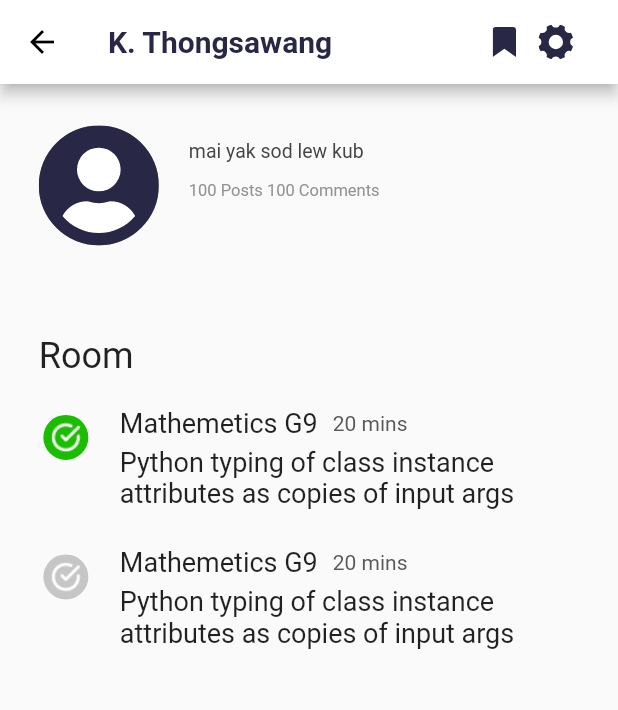
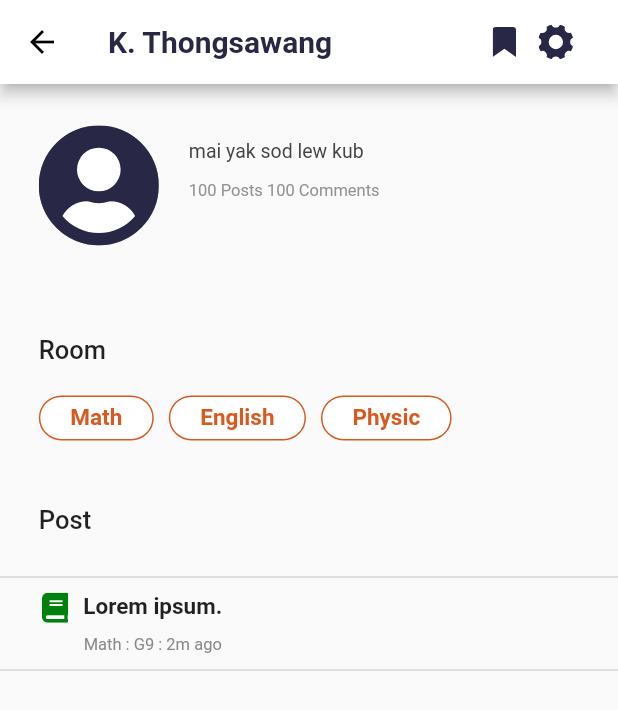
Before and after one commit to tirathawat/HOMEWORK_MOBILE_APPLICATION, a Flutter app: the ProfilePage screen opened directly, on a phone screen of 412 x 824 dp. Shown: the top 710 px of the screen. Run offline on Flutter 3.47's test engine with Material 2 defaults, Android fonts, the phone set to English and light mode, and no system bars; our stand-ins replace flutter_svg, get, timeago; network calls fail; Roboto replaces fonts that are missing (SF Pro); statements that could not run were skipped.

Commit message:
profile page complete

```diff
--- a/lib/src/pages/profile/profile_page.dart
+++ b/lib/src/pages/profile/profile_page.dart
@@ -4,13 +4,20 @@ import 'package:home_mobile_application/src/config/size.dart';
 import 'package:home_mobile_application/src/constants/asset.dart';
 
 class ProfilePage extends StatelessWidget {
+  final List<String> rooms = [
+    "Math",
+    "English",
+    "Physic",
+  ];
   @override
   Widget build(BuildContext context) {
     return Scaffold(
       appBar: _buildAppBar(),
       body: SingleChildScrollView(
         child: SafeArea(
-          child: Container(
+          child: Column(
+            children: [
+              Container(
                 padding: EdgeInsets.symmetric(
                   horizontal: getScreenWidth(26),
                   vertical: getScreenHeight(30),
@@ -28,82 +35,91 @@ class ProfilePage extends StatelessWidget {
                     Text(
                       "Room",
                       style: TextStyle(
-
-                    fontSize: 24,
-
+                        fontFamily: "SF Pro",
+                        fontSize: 17,
+                        fontWeight: FontWeight.w500,
                       ),
                     ),
                     SizedBox(
                       height: 20,
                     ),
-                _buildAnswer(true),
-                _buildAnswer(false),
+                    Wrap(
+                      children: List.generate(
+                        rooms.length,
+                        (index) => _buildTag(
+                          rooms[index],
+                        ),
+                      ),
+                    ),
+                    SizedBox(
+                      height: 43,
+                    ),
+                    Text(
+                      "Post",
+                      style: TextStyle(
+                        fontFamily: "SF Pro",
+                        fontSize: 17,
+                        fontWeight: FontWeight.w500,
+                      ),
+                    ),
                   ],
                 ),
+              ),
+              _buildPostItem(true),
+            ],
           ),
         ),
       ),
     );
   }
 
-  _buildAnswer(bool ischeck) {
+  Container _buildPostItem(bool isCorrect) {
     return Container(
-      margin: EdgeInsets.only(
-        bottom: 25,
+      decoration: BoxDecoration(
+        border: Border(
+          top: BorderSide(
+            color: Color(0x929292).withOpacity(.35),
+          ),
+          bottom: BorderSide(
+            color: Color(0x929292).withOpacity(.35),
+          ),
+        ),
+      ),
+      padding: EdgeInsets.symmetric(
+        vertical: 10,
+        horizontal: 28,
       ),
       child: Row(
         crossAxisAlignment: CrossAxisAlignment.start,
+        mainAxisAlignment: MainAxisAlignment.start,
         children: [
-          Expanded(
-            flex: 15,
-            child: Container(
-              margin: EdgeInsets.only(
-                top: 5,
-                right: 18,
-              ),
-              padding: EdgeInsets.all(5),
-              height: 30,
-              width: 30,
-              decoration: BoxDecoration(
-                color: ischeck ? Color(0xFF1ABD00) : Color(0xFFC6C6C6),
-                shape: BoxShape.circle,
-              ),
-              child: Image.asset(
-                Asset.CHECK_CIRCLE_ICON,
-              ),
-            ),
-          ),
-          Expanded(
-            flex: 85,
-            child: Column(
-              children: [
-                Row(
-                  children: [
-                    Text(
-                      "Mathemetics G9",
-                      style: TextStyle(
-                        fontSize: 18,
-                      ),
+          SvgPicture.asset(
+            Asset.BOOK_ICON,
+            color: isCorrect ? Color(0xFF00800D) : Color(0xFF8A8A8A),
           ),
           SizedBox(
             width: 10,
           ),
+          Flexible(
+            child: Column(
+              children: [
                 Text(
-                      "20 mins",
+                  "Lorem ipsum.",
                   style: TextStyle(
-                        fontSize: 14,
-                        color: Color(0xFF585858),
+                    fontFamily: "SF Pro",
+                    fontSize: 15,
+                    fontWeight: FontWeight.w600,
                   ),
                 ),
-                  ],
-                ),
                 SizedBox(
-                  height: 5,
+                  height: 10,
                 ),
                 Text(
-                  "Python typing of class instance attributes as copies of input args",
+                  "Math : G9 : 2m ago",
                   style: TextStyle(
-                    fontSize: 18,
+                    fontFamily: "SF Pro",
+                    fontSize: 11,
+                    color: Color(0xFF8A8A8A),
                   ),
                 ),
               ],
@@ -116,19 +132,29 @@ class ProfilePage extends StatelessWidget {
 
   Container _buildTag(String text) {
     return Container(
+      margin: EdgeInsets.only(
+        right: 10,
+      ),
       padding: EdgeInsets.symmetric(
-        horizontal: 18,
-        vertical: 8,
+        horizontal: 20,
+        vertical: 5,
       ),
       decoration: BoxDecoration(
-        color: Color(0xFF0073BB),
-        borderRadius: BorderRadius.circular(10),
+        color: Colors.white,
+        borderRadius: BorderRadius.circular(
+          15,
+        ),
+        border: Border.all(
+          color: Color(0xFFD75A20),
+        ),
       ),
       child: Text(
         text,
         style: TextStyle(
-          color: Colors.white,
-          fontSize: 16,
+          fontFamily: "SF Pro",
+          fontWeight: FontWeight.w600,
+          fontSize: 15,
+          color: Color(0xFFD75A20),
         ),
       ),
     );
```
Lines whose indentation alone changed are shown as unchanged.
